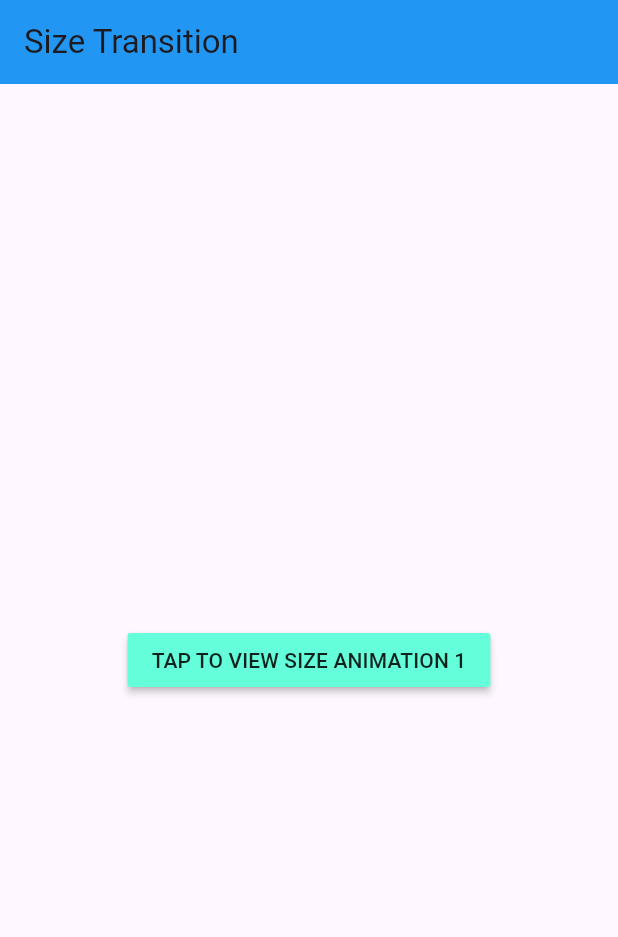
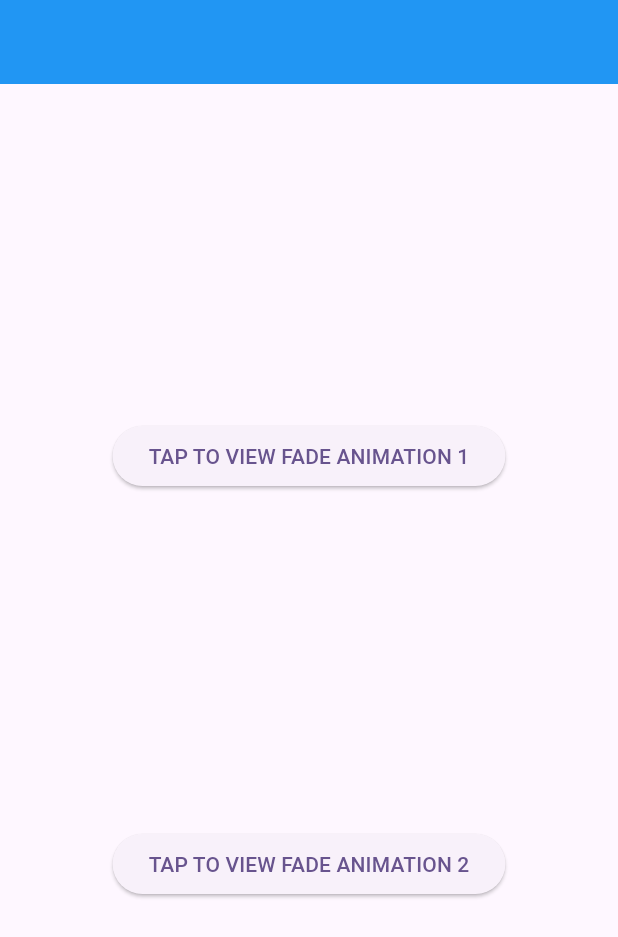
Before and after one commit to Sa3diDeveloper/Flutter-animations, a Flutter app: the screen it shows after launch, on a phone screen of 412 x 824 dp. Shown: the top 937 px of the screen. Run offline on Flutter 3.47's test engine with Material 2 defaults, Android fonts, the phone set to English and light mode, and no system bars.

Commit message:
Custom Fade animations

```diff
--- /dev/null
+++ b/lib/animations/page_Animations/fade_trnsitions.dart
@@ -0,0 +1,94 @@
+import 'package:flutter/material.dart';
+
+class MyCustomTransitionFade extends StatelessWidget {
+  const MyCustomTransitionFade({super.key});
+
+  @override
+  Widget build(BuildContext context) {
+    return Scaffold(
+      appBar: AppBar(
+        backgroundColor: Colors.blue,
+      ),
+      body: Center(
+        child: Column(
+          mainAxisAlignment: MainAxisAlignment.spaceEvenly,
+          children: [
+            ElevatedButton(
+                onPressed: () =>
+                    Navigator.push(context, FadeRoute1(SecondPage())),
+                child: const Text('TAP TO VIEW FADE ANIMATION 1')),
+            ElevatedButton(
+              onPressed: () =>
+                  Navigator.push(context, FadeRoute2(SecondPage())),
+              child: const Text('TAP TO VIEW FADE ANIMATION 2'),
+            ),
+          ],
+        ),
+      ),
+    );
+  }
+}
+
+class FadeRoute1 extends PageRouteBuilder {
+  final Widget page;
+
+  FadeRoute1(this.page)
+      : super(
+          pageBuilder: (
+            BuildContext context,
+            Animation<double> animation,
+            Animation<double> secondaryAnimation,
+          ) =>
+              page,
+          barrierColor: Colors.blue,
+          transitionDuration: const Duration(seconds: 8),
+          reverseTransitionDuration: const Duration(seconds: 8),
+          transitionsBuilder: (
+            BuildContext context,
+            Animation<double> animation,
+            Animation<double> secondaryAnimation,
+            Widget child,
+          ) =>
+              FadeTransition(
+            opacity: animation,
+            child: page,
+          ),
+        );
+}
+
+class FadeRoute2 extends PageRouteBuilder {
+  final Widget page;
+
+  FadeRoute2(this.page)
+      : super(
+          pageBuilder: (context, animation, anotherAnimation) => page,
+          transitionDuration: const Duration(seconds: 8),
+          reverseTransitionDuration: const Duration(seconds: 8),
+          transitionsBuilder: (context, animation, anotherAnimation, child) {
+            animation = CurvedAnimation(
+                curve: Curves.fastLinearToSlowEaseIn,
+                parent: animation,
+                reverseCurve: Curves.fastOutSlowIn);
+            return FadeTransition(
+              opacity: animation,
+              child: page,
+            );
+          },
+        );
+}
+
+class SecondPage extends StatelessWidget {
+  const SecondPage({super.key});
+
+  @override
+  Widget build(BuildContext context) {
+    return Scaffold(
+      backgroundColor: Colors.white,
+      appBar: AppBar(
+        backgroundColor: Colors.blue,
+        centerTitle: true,
+        title: const Text('Fade Transition'),
+      ),
+    );
+  }
+}
--- a/lib/main.dart
+++ b/lib/main.dart
@@ -1,4 +1,4 @@
-import 'package:animations/animations/page_Animations/SizeTransition_animations.dart';
+import 'package:animations/animations/page_Animations/fade_trnsitions.dart';
 import 'package:flutter/material.dart';
 
 
@@ -18,7 +18,7 @@ class MyApp extends StatelessWidget {
         colorScheme: ColorScheme.fromSeed(seedColor: Colors.deepPurple),
         useMaterial3: true,
       ),
-      home: const MyCustomTransitions(),
+      home:  MyCustomTransitionFade(),
     );
   }
 }
```
